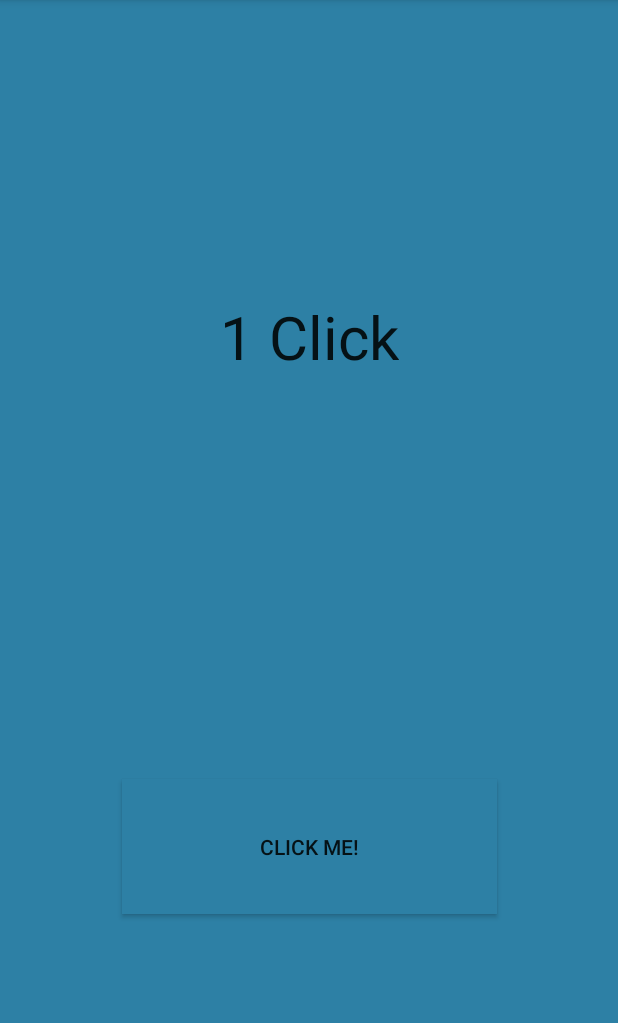
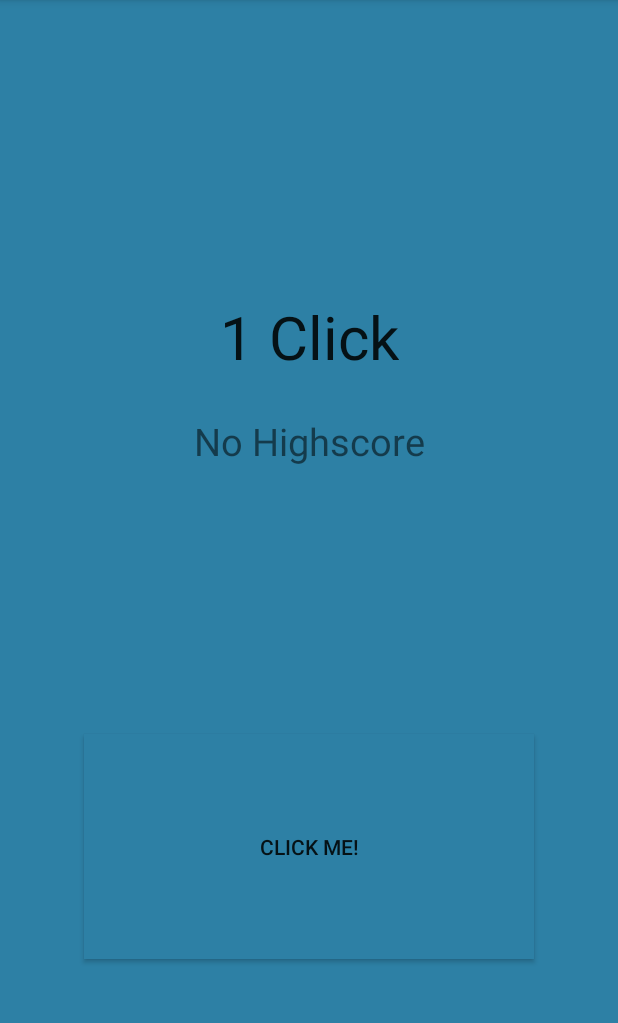
Before and after one commit to 0x1a8510f2/HWClick, an Android app: the screen it shows after launch (MainActivity), after a tap on "CLICK ME!", on a phone screen of 412 x 824 dp, the part 84-1107 px from its top. Run offline under Robolectric (Android 15) with nearby library versions, the light colour scheme and no system bars; libraries missing offline, so code that uses them is left out: pl.trslimey.

Commit message:
Added basic highscore counter Added placeholder functions for highscore saving / readback.

```diff
--- a/app/src/main/java/pl/trslimey/HWClick/MainActivity.kt
+++ b/app/src/main/java/pl/trslimey/HWClick/MainActivity.kt
@@ -23,14 +23,8 @@ class MainActivity : AppCompatActivity() {
         counter += 1
         // Prepare new counter string
         var counter_string: String = counter.toString()
-        if (counter == 1) {
-            counter_string += " Click"
-        } else {
-            counter_string += " Clicks"
-        }
-        if (counter == 69) {
-            counter_string += " (Nice)"
-        }
+        if (counter == 1) { counter_string += " Click" }
+        else { counter_string += " Clicks" }
         // Set counter text box to this string
         txt_counter.text = counter_string
         // Also randomly change counter color
@@ -38,8 +32,16 @@ class MainActivity : AppCompatActivity() {
         for (i in 1..6) {
             colorCode += Random(counter*i).nextInt(0,16).toString(16)
         }
-        //txt_counter.setTextColor(Color.parseColor(color_code))
+        // Set the random background colours
         background.setBackgroundColor(Color.parseColor(colorCode))
         btn_clicker.setBackgroundColor(Color.parseColor(colorCode))
     }
+
+    fun writeHighScore() {
+        false
+    }
+
+    fun readHighScore() {
+        false
+    }
 }
--- a/app/src/main/res/layout/activity_main.xml
+++ b/app/src/main/res/layout/activity_main.xml
@@ -5,15 +5,17 @@
     android:id="@+id/background"
     android:layout_width="match_parent"
     android:layout_height="match_parent"
+    android:background="@android:color/white"
     tools:context=".MainActivity">
 
     <Button
         android:id="@+id/btn_clicker"
-        android:layout_width="250dp"
-        android:layout_height="90dp"
+        android:layout_width="300dp"
+        android:layout_height="150dp"
         android:layout_marginTop="360dp"
+        android:background="@android:color/white"
         android:onClick="onButtonClick"
-        android:text="@string/click_me"
+        android:text="@string/clicker_button_text"
         app:layout_constraintBottom_toBottomOf="parent"
         app:layout_constraintEnd_toEndOf="parent"
         app:layout_constraintStart_toStartOf="parent"
@@ -24,11 +26,23 @@
         android:layout_width="wrap_content"
         android:layout_height="wrap_content"
         android:layout_marginBottom="320dp"
-        android:text="@string/no_clicks_yet_text"
+        android:text="@string/no_clicks_text"
         android:textAppearance="@style/TextAppearance.AppCompat.Large"
         android:textSize="40sp"
         app:layout_constraintBottom_toBottomOf="parent"
         app:layout_constraintEnd_toEndOf="parent"
         app:layout_constraintStart_toStartOf="parent"
         app:layout_constraintTop_toTopOf="parent" />
+
+    <TextView
+        android:id="@+id/txt_highscore"
+        android:layout_width="wrap_content"
+        android:layout_height="wrap_content"
+        android:layout_marginBottom="180dp"
+        android:text="@string/no_highscore_text"
+        android:textSize="25sp"
+        app:layout_constraintBottom_toBottomOf="parent"
+        app:layout_constraintEnd_toEndOf="parent"
+        app:layout_constraintStart_toStartOf="parent"
+        app:layout_constraintTop_toTopOf="parent" />
 </androidx.constraintlayout.widget.ConstraintLayout>
--- a/app/src/main/res/values/strings.xml
+++ b/app/src/main/res/values/strings.xml
@@ -1,5 +1,6 @@
 <resources>
     <string name="app_name">HWClick</string>
-    <string name="click_me">Click Me!</string>
-    <string name="no_clicks_yet_text">No Clicks Yet!</string>
+    <string name="clicker_button_text">Click Me!</string>
+    <string name="no_clicks_text">No Clicks Yet!</string>
+    <string name="no_highscore_text">No Highscore</string>
 </resources>
--- a/build.gradle
+++ b/build.gradle
@@ -1,7 +1,7 @@
 // Top-level build file where you can add configuration options common to all sub-projects/modules.
 
 buildscript {
-    ext.kotlin_version = '1.3.50'
+    ext.kotlin_version = '1.3.61'
     repositories {
         google()
         jcenter()
```
Also changed, not shown: app/build.gradle (+7 -5 lines).
